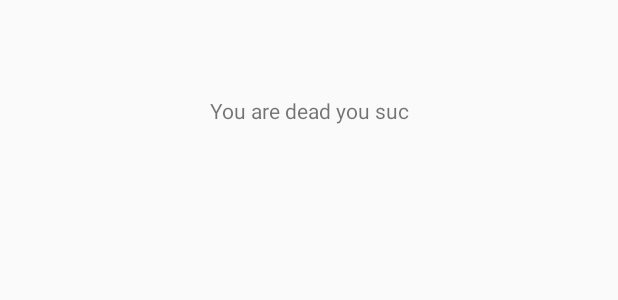
After one commit to michaelrfoster/Software-wolf, an Android app: the layout activity_dead.xml on its own in the app's theme, with its tools: preview values and no code run, on a phone screen of 412 x 824 dp. The commit adds this screen. Shown: the top 300 px of the screen. Run offline under Robolectric (Android 15) with nearby library versions, the phone set to English and light mode, and no system bars.

Commit message:
Added Dead Activity

```diff
--- a/app/src/main/AndroidManifest.xml
+++ b/app/src/main/AndroidManifest.xml
@@ -9,7 +9,8 @@
         android:roundIcon="@mipmap/ic_launcher_round"
         android:supportsRtl="true"
         android:theme="@style/AppTheme">
-        <activity android:name=".VillagerWinActivity"></activity>
+        <activity android:name=".DeadActivity"></activity>
+        <activity android:name=".VillagerWinActivity" />
         <activity android:name=".BoringNightActivity" />
         <activity android:name=".WerewolfWinActivity" />
         <activity android:name=".NightActivity" />
--- /dev/null
+++ b/app/src/main/res/layout/activity_dead.xml
@@ -0,0 +1,18 @@
+<?xml version="1.0" encoding="utf-8"?>
+<androidx.constraintlayout.widget.ConstraintLayout xmlns:android="http://schemas.android.com/apk/res/android"
+    xmlns:app="http://schemas.android.com/apk/res-auto"
+    xmlns:tools="http://schemas.android.com/tools"
+    android:layout_width="match_parent"
+    android:layout_height="match_parent"
+    tools:context=".DeadActivity">
+
+    <TextView
+        android:id="@+id/deadTextView"
+        android:layout_width="wrap_content"
+        android:layout_height="wrap_content"
+        android:layout_marginTop="64dp"
+        android:text="You are dead you suc"
+        app:layout_constraintEnd_toEndOf="parent"
+        app:layout_constraintStart_toStartOf="parent"
+        app:layout_constraintTop_toTopOf="parent" />
+</androidx.constraintlayout.widget.ConstraintLayout>
```
Also changed, not shown: app/src/main/java/com/mrfoster/software_wolf/DeadActivity.java (added, +14 -0 lines), app/src/main/java/com/mrfoster/software_wolf/LobbyActivity.java (+29 -14 lines), app/src/main/java/com/mrfoster/software_wolf/Player.java (+10 -0 lines).
